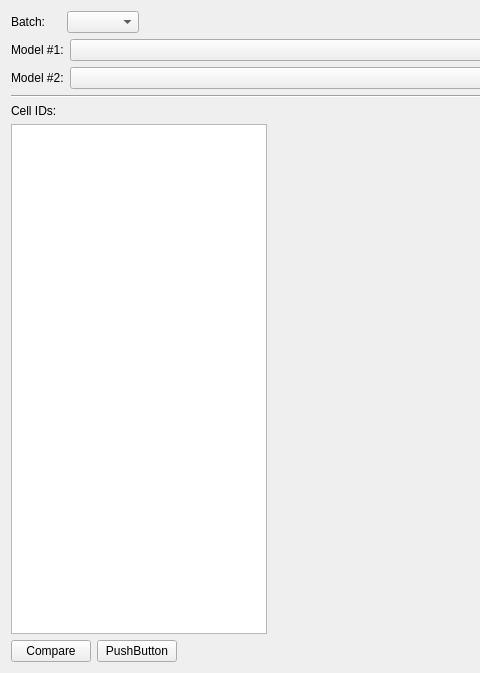
Above: nems/gui_new/ui/tab_comp.ui from LBHB/NEMS0 before the change; both pictures show x 0 to 480 and y 0 to 673 of the 844 by 673 pixel window. Below: the same form after it.
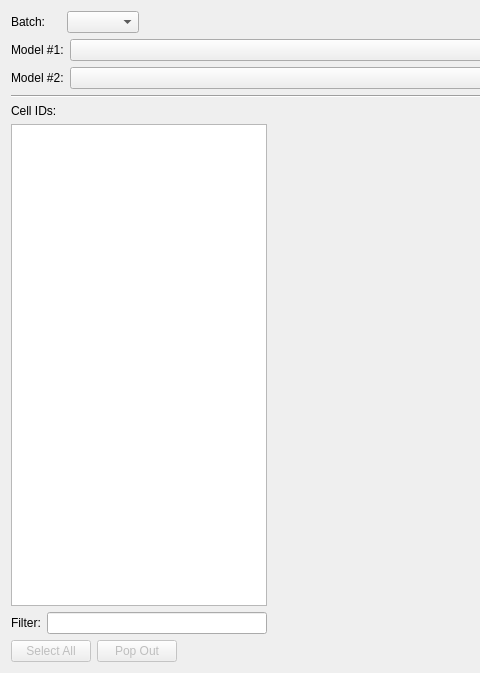
That is the form after the change. Custom widgets are drawn as their Qt base class.

Commit message: factor out com plot; bugfixes

```diff
--- a/nems/gui_new/ui/tab_comp.ui
+++ b/nems/gui_new/ui/tab_comp.ui
@@ -113,7 +113,7 @@
      <item>
       <layout class="QVBoxLayout" name="verticalLayout_2">
        <item>
-        <widget class="QLabel" name="label_3">
+        <widget class="QLabel" name="labelCellCount">
          <property name="text">
           <string>Cell IDs:</string>
          </property>
@@ -132,19 +132,39 @@
          </property>
         </widget>
        </item>
+       <item>
+        <layout class="QHBoxLayout" name="horizontalLayout_6">
+         <item>
+          <widget class="QLabel" name="label_3">
+           <property name="text">
+            <string>Filter:</string>
+           </property>
+          </widget>
+         </item>
+         <item>
+          <widget class="QLineEdit" name="lineEditCellFilter"/>
+         </item>
+        </layout>
+       </item>
        <item>
         <layout class="QHBoxLayout" name="horizontalLayout_5">
          <item>
-          <widget class="QPushButton" name="pushButton_2">
+          <widget class="QPushButton" name="pushButtonToggle">
+           <property name="enabled">
+            <bool>false</bool>
+           </property>
            <property name="text">
-            <string>Compare</string>
+            <string>Select All</string>
            </property>
           </widget>
          </item>
          <item>
-          <widget class="QPushButton" name="pushButton">
+          <widget class="QPushButton" name="pushButtonPopOut">
+           <property name="enabled">
+            <bool>false</bool>
+           </property>
            <property name="text">
-            <string>PushButton</string>
+            <string>Pop Out</string>
            </property>
           </widget>
          </item>
```
Left out of the diff: 6 changed lines with no effect on the pictures. The commit also changes 2 other files.
